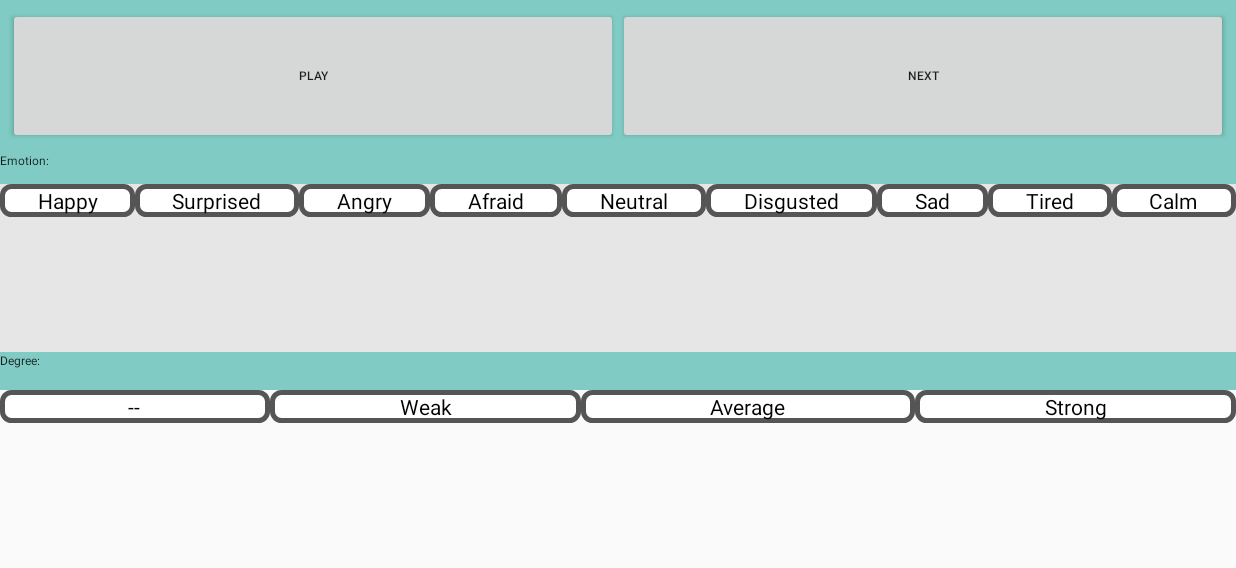
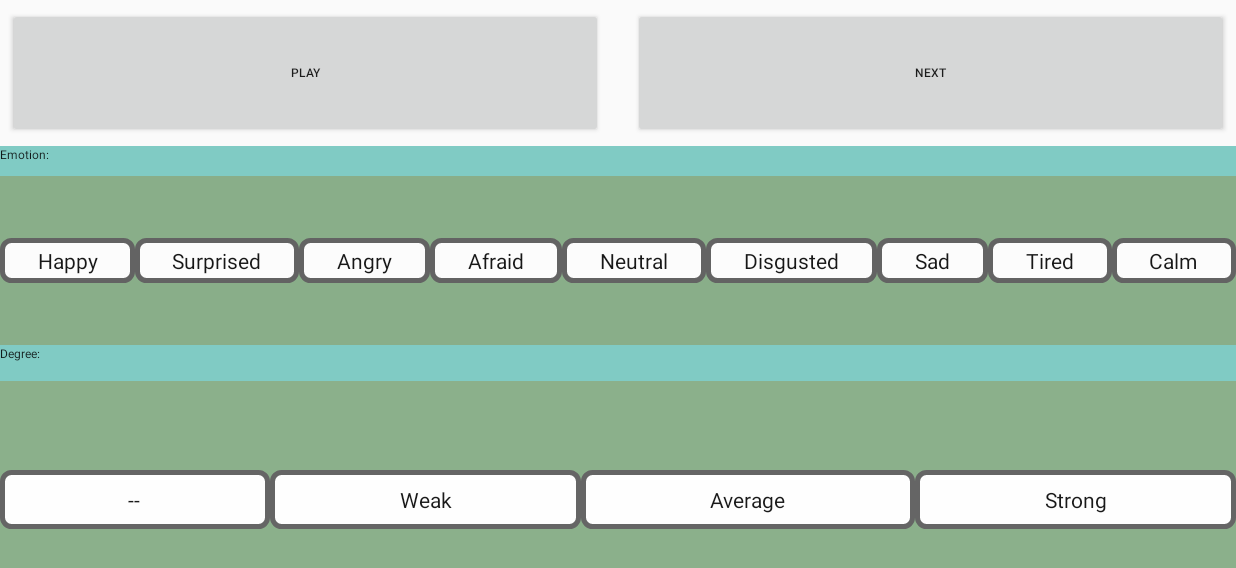
Before and after one commit to wiccy46/EmoSoundRatingControl, an Android app: the Test screen opened directly, with no data from a screen before it, on a phone screen of 824 x 412 dp (held sideways). Shown: the top 568 px of the screen. Run offline under Robolectric (Android 15) with nearby library versions, the phone set to English and light mode, and no system bars; libraries missing offline, so code that uses them is left out: com.illposed.osc.

```diff
--- a/app/src/main/java/com/jiajunyang/emosoundratingcontrol/Test.java
+++ b/app/src/main/java/com/jiajunyang/emosoundratingcontrol/Test.java
@@ -2,12 +2,36 @@ package com.jiajunyang.emosoundratingcontrol;
 
 
 import android.app.Activity;
+import android.content.Intent;
 import android.os.Bundle;
+import android.view.View;
+import android.widget.Toast;
+
+import com.illposed.osc.OSCPortOut;
 
 /**
  * Created by jiajunyang on 27/05/16.
  */
+
+
 public class Test extends Activity {
+
+//
+    private String myIP = "192.168.0.3";
+    private int myPort = 50010;
+    private String action = "play";
+    private OSCPortOut oscPortOut;
+
+    public void onPlayClick(View view){
+        action = "play";
+        Thread play = new Thread(new OSCSend(myIP, myPort, action));
+        play.start();
+        Toast.makeText(getApplicationContext(), "Play", Toast.LENGTH_LONG).show();
+    }
+
+
+
+
 
     @Override
     protected void onCreate(Bundle savedInstanceState) {
--- a/app/src/main/res/layout/test.xml
+++ b/app/src/main/res/layout/test.xml
@@ -11,7 +11,6 @@
         android:layout_width="fill_parent"
         android:layout_height="wrap_content"
         android:padding="5dp"
-        android:background="@color/accent_material_dark"
         android:id="@+id/topSection"
         android:layout_weight="0.15">
 
@@ -23,7 +22,10 @@
             android:text="@string/playSound"
             android:layout_weight="1"
             android:layout_gravity="center_vertical"
-            android:textSize="@dimen/abc_action_bar_progress_bar_size" />
+            android:textSize="@dimen/abc_action_bar_progress_bar_size"
+            android:allowUndo="false"
+            android:layout_marginRight="10dp"
+            android:onClick="onPlayClick" />
 
         <Button
             android:layout_width="fill_parent"
@@ -32,7 +34,8 @@
             android:id="@+id/nextButton"
             android:layout_weight="1"
             android:layout_gravity="center_vertical"
-            android:textSize="@dimen/abc_action_bar_progress_bar_size" />
+            android:textSize="@dimen/abc_action_bar_progress_bar_size"
+            android:layout_marginLeft="10dp" />
     </LinearLayout>
 
     <LinearLayout
@@ -62,7 +65,9 @@
             <RadioGroup
                 android:layout_width="match_parent"
                 android:layout_height="match_parent"
-                android:orientation="horizontal">
+                android:orientation="horizontal"
+                android:background="@color/abc_search_url_text_normal"
+                android:alpha="0.9">
 
                 <RadioButton
                     android:layout_width="wrap_content"
@@ -73,7 +78,9 @@
                     android:background="@drawable/buttonbackground"
                     android:button="@android:color/transparent"
                     android:gravity="center"
-                    android:padding="1dp" />
+                    android:layout_gravity="center_vertical"
+                    android:paddingTop="5dp"
+                    android:paddingBottom="5dp" />
 
                 <RadioButton
                     android:layout_width="wrap_content"
@@ -84,7 +91,9 @@
                     android:background="@drawable/buttonbackground"
                     android:button="@android:color/transparent"
                     android:gravity="center"
-                    android:padding="1dp"/>
+                    android:layout_gravity="center_vertical"
+                    android:paddingTop="5dp"
+                    android:paddingBottom="5dp" />
 
                 <RadioButton
                     android:layout_width="wrap_content"
@@ -95,7 +104,9 @@
                     android:background="@drawable/buttonbackground"
                     android:button="@android:color/transparent"
                     android:gravity="center"
-                    android:padding="1dp"/>
+                    android:layout_gravity="center_vertical"
+                    android:paddingTop="5dp"
+                    android:paddingBottom="5dp" />
 
                 <RadioButton
                     android:layout_width="wrap_content"
@@ -106,7 +117,9 @@
                     android:background="@drawable/buttonbackground"
                     android:button="@android:color/transparent"
                     android:gravity="center"
-                    android:padding="1dp"/>
+                    android:layout_gravity="center_vertical"
+                    android:paddingTop="5dp"
+                    android:paddingBottom="5dp" />
 
                 <RadioButton
                     android:layout_width="wrap_content"
@@ -117,7 +130,9 @@
                     android:background="@drawable/buttonbackground"
                     android:button="@android:color/transparent"
                     android:gravity="center"
-                    android:padding="1dp"/>
+                    android:layout_gravity="center_vertical"
+                    android:paddingTop="5dp"
+                    android:paddingBottom="5dp" />
 
                 <RadioButton
                     android:layout_width="wrap_content"
@@ -128,7 +143,9 @@
                     android:background="@drawable/buttonbackground"
                     android:button="@android:color/transparent"
                     android:gravity="center"
-                    android:padding="1dp"/>
+                    android:layout_gravity="center_vertical"
+                    android:paddingTop="5dp"
+                    android:paddingBottom="5dp" />
 
                 <RadioButton
                     android:layout_width="wrap_content"
@@ -139,7 +156,9 @@
                     android:background="@drawable/buttonbackground"
                     android:button="@android:color/transparent"
                     android:gravity="center"
-                    android:padding="1dp"/>
+                    android:layout_gravity="center_vertical"
+                    android:paddingTop="5dp"
+                    android:paddingBottom="5dp" />
 
                 <RadioButton
                     android:layout_width="wrap_content"
@@ -150,7 +169,9 @@
                     android:background="@drawable/buttonbackground"
                     android:button="@android:color/transparent"
                     android:gravity="center"
-                    android:padding="1dp"/>
+                    android:layout_gravity="center_vertical"
+                    android:paddingTop="5dp"
+                    android:paddingBottom="5dp" />
 
                 <RadioButton
                     android:layout_width="wrap_content"
@@ -161,7 +182,9 @@
                     android:background="@drawable/buttonbackground"
                     android:button="@android:color/transparent"
                     android:gravity="center"
-                    android:padding="1dp"/>
+                    android:layout_gravity="center_vertical"
+                    android:paddingTop="5dp"
+                    android:paddingBottom="5dp" />
             </RadioGroup>
         </LinearLayout>
     </LinearLayout>
@@ -192,7 +215,9 @@
             <RadioGroup
                 android:layout_width="match_parent"
                 android:layout_height="match_parent"
-                android:orientation="horizontal">
+                android:orientation="horizontal"
+                android:background="@color/abc_search_url_text_normal"
+                android:alpha="0.9">
 
 
                 <RadioButton
@@ -204,7 +229,9 @@
                     android:button="@android:color/transparent"
                     android:layout_weight="1"
                     android:gravity="center"
-                    android:padding="1dp"/>
+                    android:layout_gravity="center_vertical"
+                    android:paddingTop="10dp"
+                    android:paddingBottom="10dp" />
 
                 <RadioButton
                     android:layout_width="wrap_content"
@@ -215,7 +242,9 @@
                     android:button="@android:color/transparent"
                     android:layout_weight="1"
                     android:gravity="center"
-                    android:padding="1dp"/>
+                    android:layout_gravity="center_vertical"
+                    android:paddingTop="10dp"
+                    android:paddingBottom="10dp" />
 
                 <RadioButton
                     android:layout_width="wrap_content"
@@ -226,7 +255,10 @@
                     android:background="@drawable/buttonbackground"
                     android:button="@android:color/transparent"
                     android:gravity="center"
-                    android:padding="1dp"/>
+                    android:layout_gravity="center_vertical"
+                    android:checked="false"
+                    android:paddingTop="10dp"
+                    android:paddingBottom="10dp" />
 
                 <RadioButton
                     android:layout_width="wrap_content"
@@ -237,7 +269,9 @@
                     android:button="@android:color/transparent"
                     android:layout_weight="1"
                     android:gravity="center"
-                    android:padding="1dp"/>
+                    android:layout_gravity="center_vertical"
+                    android:paddingTop="10dp"
+                    android:paddingBottom="10dp" />
 
 
 
```
Also changed, not shown: app/src/main/java/com/jiajunyang/emosoundratingcontrol/OSCSend.java (added, +74 -0 lines), app/src/main/res/layout/content_main.xml (+33 -3 lines).
